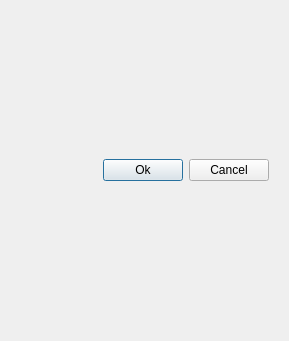
Old version of the form gui/CustomWidgets/BasicInterfaceWidgets/genericDialogLayout.ui in the repository dsgoficial/DsgTools.
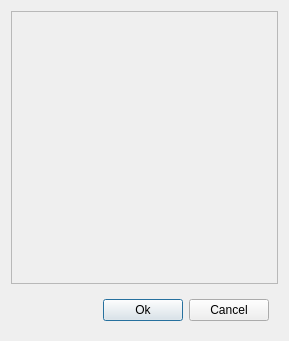
New version of the form.

Commit message: generic dlg added for dynamic gui. filter visualization ok on map table

Patch:
```diff
--- a/gui/CustomWidgets/BasicInterfaceWidgets/genericDialogLayout.ui
+++ b/gui/CustomWidgets/BasicInterfaceWidgets/genericDialogLayout.ui
@@ -13,7 +13,7 @@
   <property name="windowTitle">
    <string>Dialog</string>
   </property>
-  <layout class="QGridLayout" name="gridLayout_2">
+  <layout class="QGridLayout" name="gridLayout_3">
    <item row="1" column="0">
     <spacer name="horizontalSpacer">
      <property name="orientation">
@@ -54,7 +54,39 @@
     </widget>
    </item>
    <item row="0" column="0" colspan="2">
-    <layout class="QVBoxLayout" name="layout"/>
+    <widget class="QScrollArea" name="scrollArea">
+     <property name="widgetResizable">
+      <bool>true</bool>
+     </property>
+     <widget class="QWidget" name="scrollAreaWidgetContents">
+      <property name="geometry">
+       <rect>
+        <x>0</x>
+        <y>0</y>
+        <width>273</width>
+        <height>272</height>
+       </rect>
+      </property>
+      <layout class="QGridLayout" name="gridLayout_2">
+       <item row="0" column="0">
+        <layout class="QVBoxLayout" name="layout"/>
+       </item>
+       <item row="1" column="0">
+        <spacer name="verticalSpacer">
+         <property name="orientation">
+          <enum>Qt::Vertical</enum>
+         </property>
+         <property name="sizeHint" stdset="0">
+          <size>
+           <width>20</width>
+           <height>249</height>
+          </size>
+         </property>
+        </spacer>
+       </item>
+      </layout>
+     </widget>
+    </widget>
    </item>
   </layout>
  </widget>
```
The commit also changes 3 other files.
